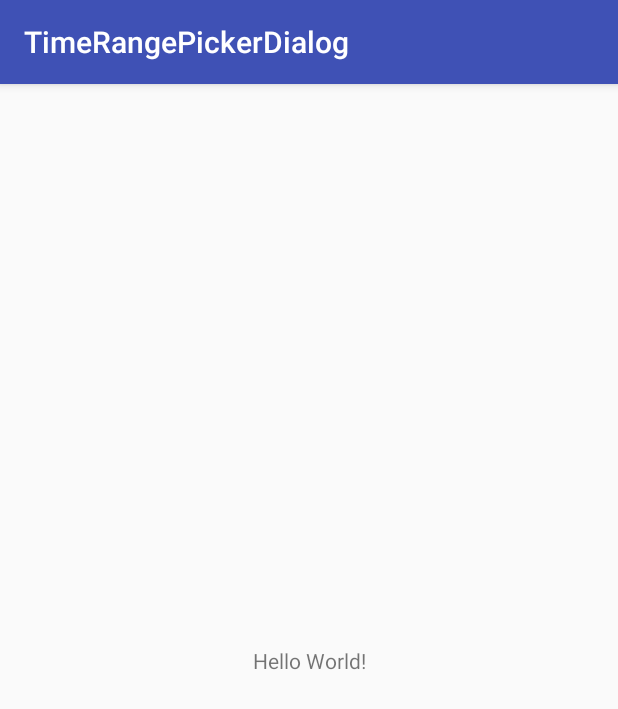
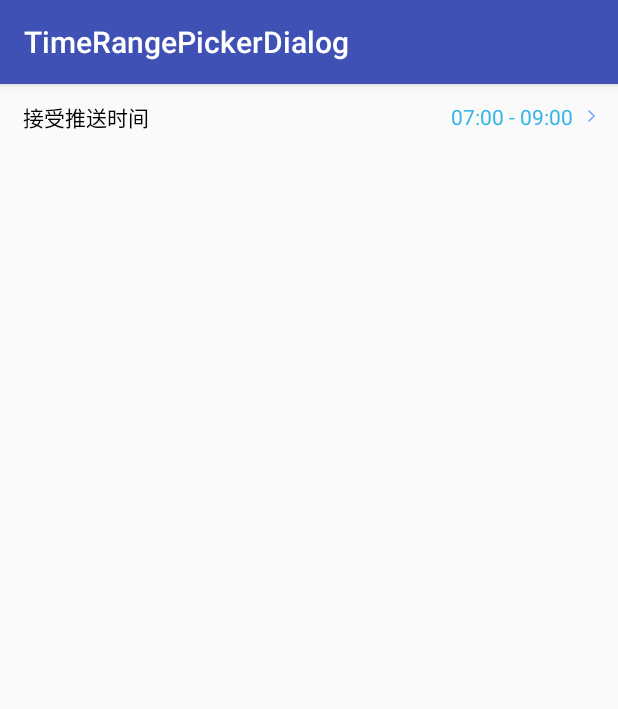
Before and after one commit to zhxhcoder/TimeRangePickerDialog, an Android app: the screen it shows after launch (MainActivity), on a phone screen of 412 x 824 dp. Shown: the top 709 px of the screen. Run offline under Robolectric (Android 15) with nearby library versions, the phone set to English and light mode, and no system bars.

Commit message:
dialog_time_range_picker

```diff
--- a/app/build.gradle
+++ b/app/build.gradle
@@ -16,10 +16,14 @@ android {
             proguardFiles getDefaultProguardFile('proguard-android.txt'), 'proguard-rules.pro'
         }
     }
+    compileOptions {
+        sourceCompatibility JavaVersion.VERSION_1_8
+        targetCompatibility JavaVersion.VERSION_1_8
+    }
 }
 
 dependencies {
-    implementation fileTree(dir: 'libs', include: ['*.jar'])
+    implementation fileTree(include: ['*.jar'], dir: 'libs')
     implementation 'com.android.support:appcompat-v7:26.1.0'
     implementation 'com.android.support.constraint:constraint-layout:1.1.0'
     testImplementation 'junit:junit:4.12'
--- a/app/src/main/java/com/android/cy/MainActivity.java
+++ b/app/src/main/java/com/android/cy/MainActivity.java
@@ -1,13 +1,33 @@
 package com.android.cy;
 
+import android.os.Bundle;
 import android.support.v7.app.AppCompatActivity;
-import android.os.Bundle;
+import android.widget.TextView;
 
 public class MainActivity extends AppCompatActivity {
-
+    TextView tvPushTime;
     @Override
     protected void onCreate(Bundle savedInstanceState) {
         super.onCreate(savedInstanceState);
         setContentView(R.layout.activity_main);
+
+        tvPushTime = (TextView) findViewById(R.id.tvPushTime);
+
+        findViewById(R.id.setTimeLayout).setOnClickListener(view -> {
+
+            TimeRangePickerDialog dialog = new TimeRangePickerDialog(MainActivity.this, tvPushTime.getText().toString(), new TimeRangePickerDialog.ConfirmAction() {
+                @Override
+                public void onLeftClick() {
+                }
+
+                @Override
+                public void onRightClick(String startAndEndTime) {
+                    tvPushTime.setText(startAndEndTime);
+                }
+            });
+
+            dialog.show();
+
+        });
     }
 }
--- a/app/src/main/res/layout/activity_main.xml
+++ b/app/src/main/res/layout/activity_main.xml
@@ -1,18 +1,39 @@
 <?xml version="1.0" encoding="utf-8"?>
 <android.support.constraint.ConstraintLayout xmlns:android="http://schemas.android.com/apk/res/android"
-    xmlns:app="http://schemas.android.com/apk/res-auto"
     xmlns:tools="http://schemas.android.com/tools"
     android:layout_width="match_parent"
     android:layout_height="match_parent"
     tools:context="com.android.cy.MainActivity">
 
-    <TextView
-        android:layout_width="wrap_content"
-        android:layout_height="wrap_content"
-        android:text="Hello World!"
-        app:layout_constraintBottom_toBottomOf="parent"
-        app:layout_constraintLeft_toLeftOf="parent"
-        app:layout_constraintRight_toRightOf="parent"
-        app:layout_constraintTop_toTopOf="parent" />
+    <RelativeLayout
+        android:id="@+id/setTimeLayout"
+        android:layout_width="match_parent"
+        android:layout_height="44dp"
+        android:layout_marginTop="10dp"
+        android:paddingLeft="15dp"
+        android:paddingRight="15dp">
+
+        <TextView
+            android:layout_width="wrap_content"
+            android:layout_height="wrap_content"
+            android:layout_centerVertical="true"
+            android:text="接受推送时间"
+            android:textColor="@android:color/black"
+            android:textSize="14sp" />
+
+        <TextView
+            android:id="@+id/tvPushTime"
+            android:layout_width="wrap_content"
+            android:layout_height="wrap_content"
+            android:layout_alignParentRight="true"
+            android:layout_centerVertical="true"
+            android:drawablePadding="10dp"
+            android:drawableRight="@mipmap/img_arrows"
+            android:text="07:00 - 09:00"
+            android:textColor="@android:color/holo_blue_light"
+            android:textSize="14sp" />
+
+    </RelativeLayout>
+
 
 </android.support.constraint.ConstraintLayout>
```
Also changed, not shown: app/src/main/java/com/android/cy/TimeRangePickerDialog.java (added, +209 -0 lines), app/src/main/res/layout/dialog_time_range_picker.xml (added, +73 -0 lines), app/src/main/res/values/styles.xml (+11 -1 lines), app/src/main/res/mipmap-xhdpi/img_arrows.png (added).
